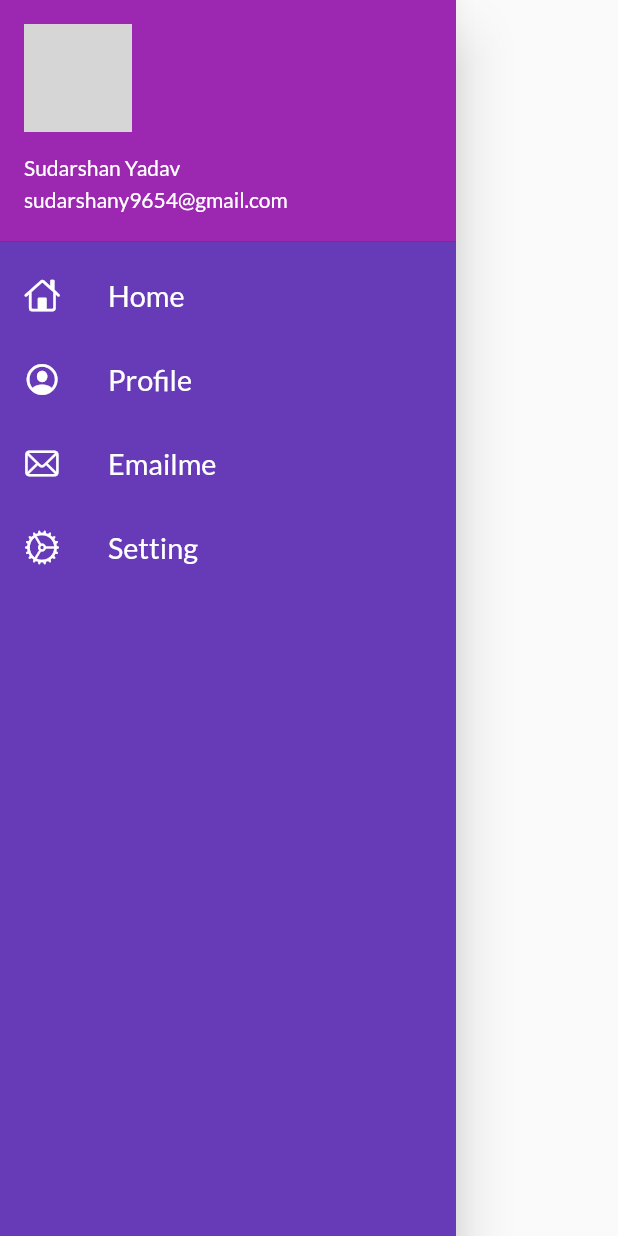
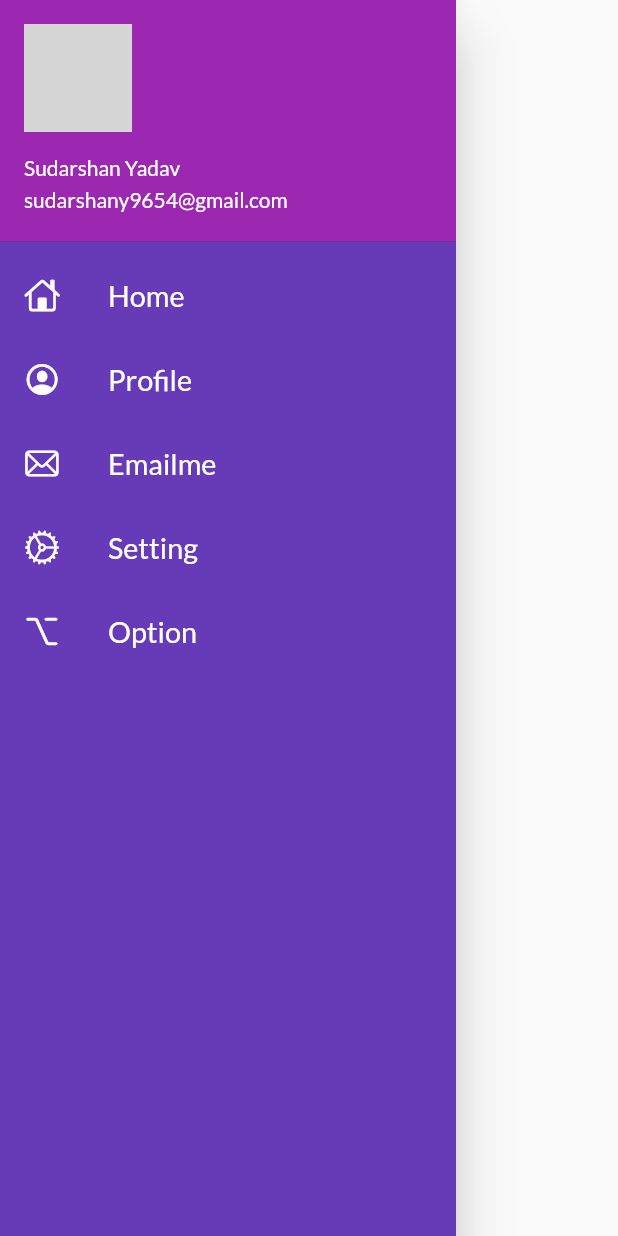
Before and after one commit to sudarshany01/first_app, a Flutter app: the MyDrawer widget shown alone on an empty page, opened directly, on a phone screen of 412 x 824 dp. Run offline on Flutter 3.47's test engine with Material 2 defaults, Android fonts, the light colour scheme and no system bars; our stand-ins replace flutter_zoom_drawer, google_fonts; network calls fail; statements that could not run were skipped; grey boxes are pictures that could not be loaded.

Commit message:
day5completed

```diff
--- a/lib/main.dart
+++ b/lib/main.dart
@@ -30,7 +30,6 @@ void main() {
           MyRoutes.homeRoute:(context)=>HomePage(),
           MyRoutes.loginRoute:(context)=>LoginPage(),
 
-
         },
 
       );
--- a/lib/widgets/drawer.dart
+++ b/lib/widgets/drawer.dart
@@ -10,7 +10,7 @@ class MyDrawer extends StatelessWidget {
   @override
   Widget build(BuildContext context) {
     final imageUrl=
-    "hey.png";
+    "https://m.media-amazon.com/images/I/71hIfcIPyxS._AC_UY436_FMwebp_QL65_.jpg";
     return Drawer(
       child: Container(
         color: Colors.deepPurple,
@@ -26,6 +26,8 @@ class MyDrawer extends StatelessWidget {
                   accountName: Text("Sudarshan Yadav"),
                   accountEmail: Text("sudarshany9654@gmail.com"),
                   currentAccountPicture: CircleAvatar(
+                    radius: 50,
+
                     backgroundImage: NetworkImage(imageUrl),
                   ),
 
@@ -82,7 +84,21 @@ class MyDrawer extends StatelessWidget {
                   color: Colors.white,
                 ),
               ),
-            )
+            ),
+            ListTile(
+              leading: Icon(
+                CupertinoIcons.option,
+                color: Colors.white,
+              ),
+              title: Text(
+                "Option",
+                textScaleFactor: 1.2,
+                style: TextStyle(
+                  color: Colors.white,
+                ),
+              ),
+            ),
+
           ],
 
         ),
--- a/lib/widgets/themes.dart
+++ b/lib/widgets/themes.dart
@@ -10,6 +10,17 @@ class MyTheme {
       elevation: 0.0,
       iconTheme: IconThemeData(color: Colors.black),
       textTheme: Theme.of(context).textTheme,
-    ));
+    ),
+  );
+  static   ThemeData  darkTheme(BuildContext context) =>ThemeData(
+    primarySwatch: Colors.purple,
+    fontFamily: GoogleFonts.lato().fontFamily,
+    appBarTheme: AppBarTheme(
+      color: Colors.purple,
+      elevation: 0.0,
+      iconTheme: IconThemeData(color: Colors.black),
+      textTheme: Theme.of(context).textTheme,
+    ),
+  );
 
  }
```
Also changed, not shown: catelog.json (added, +8 -0 lines), lib/models/catelog.dart (+21 -0 lines), lib/pages/home_page.dart (+20 -7 lines), lib/widgets/item_widget.dart (added, +34 -0 lines).
